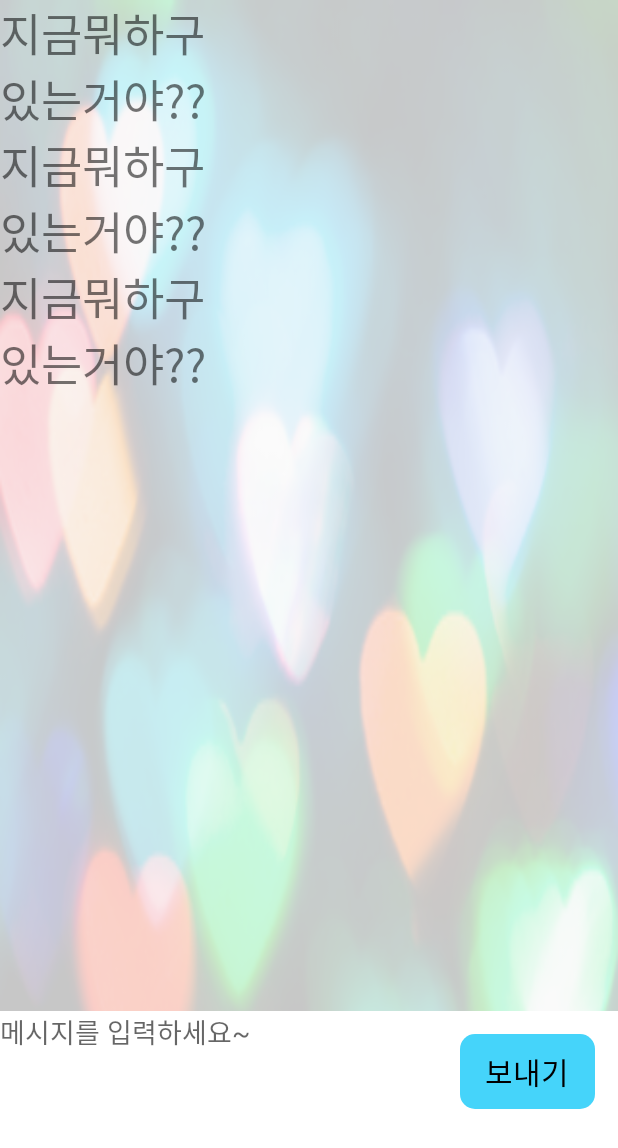
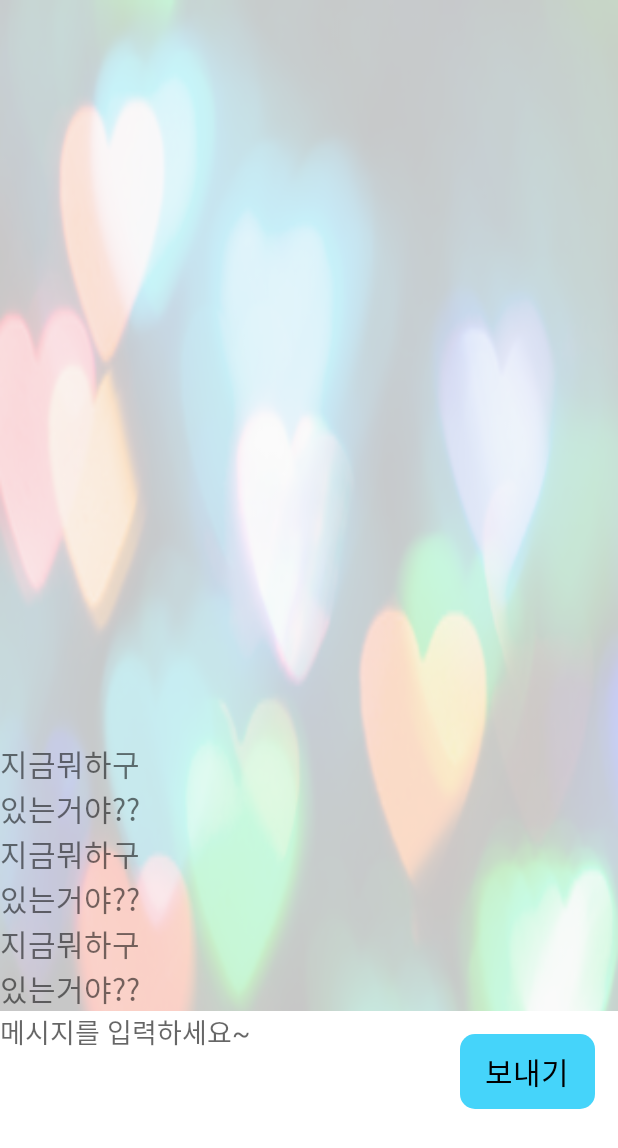
Before and after one commit to boidmy/MyWidget, an Android app: the layout activity_chatting.xml on its own in the app's theme, with its tools: preview values and no code run, on a phone screen of 412 x 824 dp. Shown: the top 1148 px of the screen. Run offline under Robolectric (Android 15) with nearby library versions, the phone set to English and light mode, and no system bars.

Commit message:
채팅방 구현

```diff
--- a/app/src/main/java/com/mywidget/chat/RoomDataModel.kt
+++ b/app/src/main/java/com/mywidget/chat/RoomDataModel.kt
@@ -3,4 +3,5 @@ package com.mywidget.chat
 class RoomDataModel {
     var roomName: String? = null
     var key: String? = null
+    var master: String? = null
 }
--- a/app/src/main/java/com/mywidget/chat/waiting/adapter/WatingRoomAdapter.kt
+++ b/app/src/main/java/com/mywidget/chat/waiting/adapter/WatingRoomAdapter.kt
@@ -32,6 +32,7 @@ class WatingRoomAdapter(val viewModel: WatingRoomViewModel) : RecyclerView.Adapt
             binding.rvContainer.setOnClickListener {
                 val intent = Intent(binding.root.context, ChatActivity::class.java)
                 intent.putExtra("roomKey", data.key)
+                intent.putExtra("master", data.master)
                 binding.root.context.startActivity(intent)
             }
         }
--- a/app/src/main/res/layout/activity_chatting.xml
+++ b/app/src/main/res/layout/activity_chatting.xml
@@ -1,9 +1,9 @@
 <?xml version="1.0" encoding="utf-8"?>
-<layout
-    xmlns:app="http://schemas.android.com/apk/res-auto"
+<layout xmlns:app="http://schemas.android.com/apk/res-auto"
     xmlns:tools="http://schemas.android.com/tools">
 
     <data>
+
         <variable
             name="viewModel"
             type="com.mywidget.chat.viewmodel.ChatViewModel" />
@@ -17,43 +17,45 @@
             android:id="@+id/loveday_bg"
             android:layout_width="match_parent"
             android:layout_height="match_parent"
+            android:alpha="0.2"
             android:background="@drawable/loveday_bg"
-            app:layout_constraintTop_toTopOf="parent"
             android:scaleType="fitCenter"
             android:visibility="visible"
-            android:alpha="0.2"/>
+            app:layout_constraintTop_toTopOf="parent" />
 
         <androidx.recyclerview.widget.RecyclerView
-            android:id="@+id/chat_rv"
+            android:id="@+id/chatRv"
             android:layout_width="match_parent"
             android:layout_height="0dp"
             android:orientation="vertical"
+            app:items="@{viewModel.data}"
             app:layoutManager="androidx.recyclerview.widget.LinearLayoutManager"
-            tools:listitem="@layout/chat_left"
+            app:reverseLayout="true"
+            app:layout_constraintBottom_toTopOf="@+id/chatEdit"
             app:layout_constraintTop_toTopOf="parent"
-            app:layout_constraintBottom_toTopOf="@+id/chatEdit"/>
+            tools:listitem="@layout/chat_left" />
 
         <EditText
             android:id="@+id/chatEdit"
             android:layout_width="match_parent"
             android:layout_height="150dp"
             android:background="#ffffff"
+            android:gravity="top"
             android:hint="메시지를 입력하세요~"
-            android:gravity="top"
-            app:layout_constraintBottom_toBottomOf="parent"/>
+            app:layout_constraintBottom_toBottomOf="parent" />
 
         <TextView
             android:id="@+id/sendBtn"
             android:layout_width="90dp"
             android:layout_height="50dp"
-            android:text="보내기"
-            android:textSize="20dp"
-            android:textColor="#000000"
-            android:gravity="center"
-            android:background="@drawable/edge_round_smal_corner"
             android:layout_marginTop="15dp"
             android:layout_marginEnd="15dp"
-            app:layout_constraintTop_toTopOf="@+id/chatEdit"
-            app:layout_constraintRight_toRightOf="parent"/>
+            android:background="@drawable/edge_round_smal_corner"
+            android:gravity="center"
+            android:text="보내기"
+            android:textColor="#000000"
+            android:textSize="20dp"
+            app:layout_constraintRight_toRightOf="parent"
+            app:layout_constraintTop_toTopOf="@+id/chatEdit" />
     </androidx.constraintlayout.widget.ConstraintLayout>
 </layout>
--- a/app/src/main/res/layout/chat_left.xml
+++ b/app/src/main/res/layout/chat_left.xml
@@ -1,9 +1,16 @@
 <?xml version="1.0" encoding="utf-8"?>
+<layout
+    xmlns:app="http://schemas.android.com/apk/res-auto"
+    xmlns:tools="http://schemas.android.com/tools">
+
+    <data>
+        <variable
+            name="data"
+            type="com.mywidget.chat.ChatDataModel" />
+    </data>
     <androidx.constraintlayout.widget.ConstraintLayout xmlns:android="http://schemas.android.com/apk/res/android"
         android:layout_width="wrap_content"
-    android:layout_height="wrap_content"
-    xmlns:app="http://schemas.android.com/apk/res-auto"
-    xmlns:tools="http://schemas.android.com/tools">
+        android:layout_height="wrap_content">
 
         <LinearLayout
             android:layout_width="match_parent"
@@ -15,7 +22,8 @@
                 android:layout_width="0dp"
                 android:layout_height="wrap_content"
                 android:layout_weight="0.5"
-            android:textSize="30dp"
+                android:textSize="20dp"
+                android:text="@{data.message}"
                 tools:text="지금뭐하구있는거야??"/>
 
             <View
@@ -25,3 +33,4 @@
         </LinearLayout>
 
     </androidx.constraintlayout.widget.ConstraintLayout>
+</layout>
```
Also changed, not shown: app/src/main/java/com/mywidget/chat/chatting/ChatActivity.kt (+10 -19 lines), app/src/main/java/com/mywidget/chat/chatting/ChatAdapter.kt (+35 -22 lines), app/src/main/java/com/mywidget/chat/chatting/viewholder/ChatLeftViewHolder.kt (added, +13 -0 lines), app/src/main/java/com/mywidget/chat/chatting/viewholder/ChatRightViewHolder.kt (added, +13 -0 lines), app/src/main/java/com/mywidget/chat/repository/ChatRepository.kt (+22 -2 lines), app/src/main/java/com/mywidget/chat/repository/WatingRoomRepository.kt (+9 -6 lines), app/src/main/java/com/mywidget/chat/viewmodel/ChatViewModel.kt (+10 -1 lines), app/src/main/java/com/mywidget/extension/BindingAdapter.kt (+8 -0 lines), app/src/main/res/layout/chat_right.xml (+13 -4 lines). Lines whose indentation alone changed are shown as unchanged.
